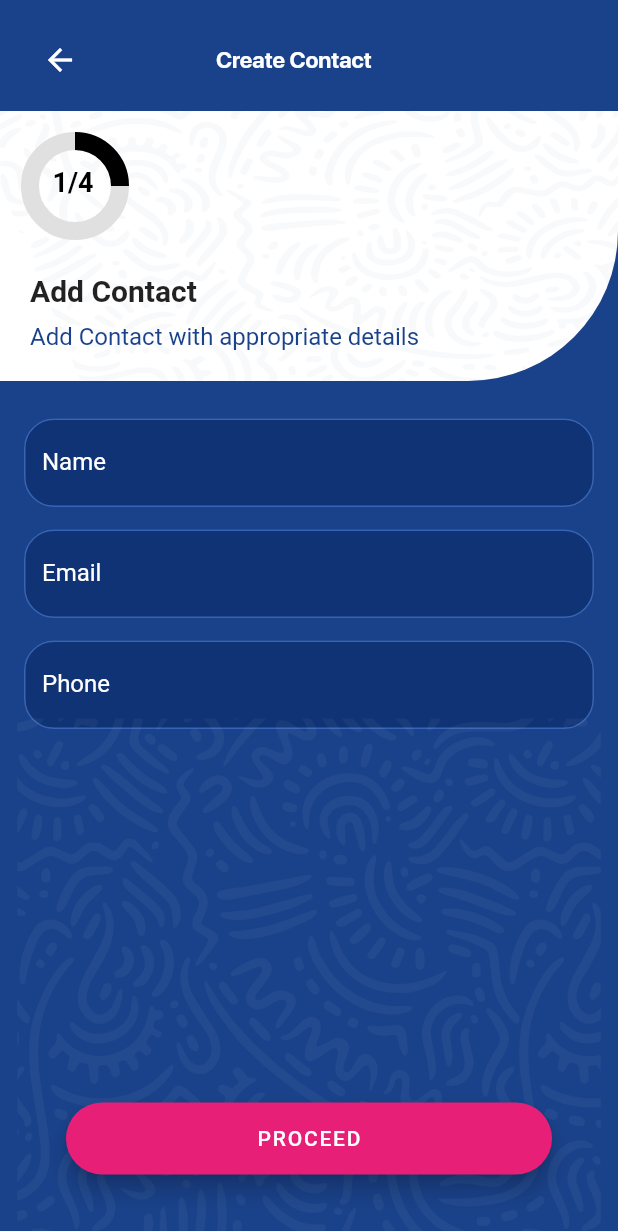
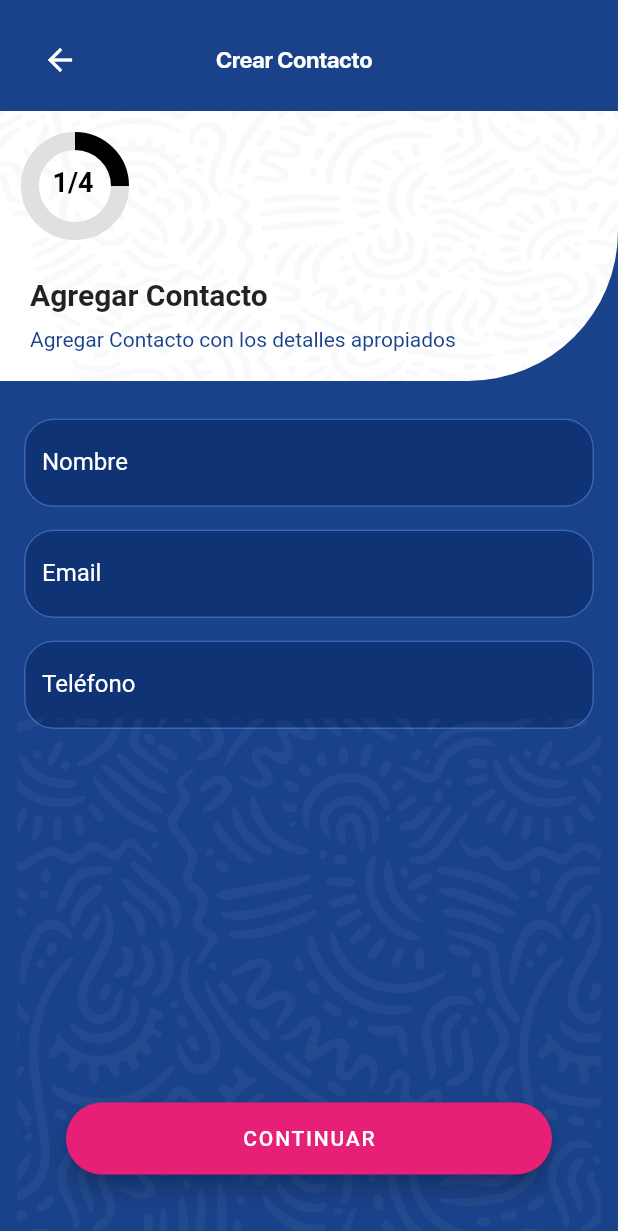
Before and after one commit to starklabsindia77/testapp, a Flutter app: the AddContactPage screen opened by its route, on a phone screen of 412 x 824 dp. Shown: the top 1231 px of the screen. Run offline on Flutter 3.47's test engine with Material 2 defaults, Android fonts, the phone set to English and light mode, and no system bars; our stand-ins replace flutter_keyboard_visibility, flutter_svg, get.

Commit message:
updated code

```diff
--- a/lib/app/views/add_contact_page.dart
+++ b/lib/app/views/add_contact_page.dart
@@ -7,25 +7,17 @@ import 'package:flutter_svg/flutter_svg.dart';
 import 'package:testapp/constant/app_color.dart';
 import 'package:testapp/l10n/app_localizations.dart';
 import 'package:testapp/app/viewmodels/contact_controller.dart';
-import 'package:testapp/app/models/contact_model.dart';
 
 class AddContactPage extends StatefulWidget {
   @override
   _AddContactPageState createState() => _AddContactPageState();
 }
 
-class _AddContactPageState extends State<AddContactPage>
-    with SingleTickerProviderStateMixin {
-  final GlobalKey<FormState> _formKey = GlobalKey<FormState>();
-  final TextEditingController nameController = TextEditingController();
-  final TextEditingController mobileController = TextEditingController();
-  final TextEditingController emailController = TextEditingController();
-  final KeyboardVisibilityController _keyboardVisibilityController =
-      KeyboardVisibilityController();
+class _AddContactPageState extends State<AddContactPage> with SingleTickerProviderStateMixin {
+  final KeyboardVisibilityController _keyboardVisibilityController = KeyboardVisibilityController();
   final ContactController contactController = Get.put(ContactController());
 
-
-   // Animation properties
+  // Animation properties
   late AnimationController _animationController;
   late Animation<double> _animation;
 
@@ -34,11 +26,7 @@ class _AddContactPageState extends State<AddContactPage>
     super.initState();
 
     // Initialize animation
-    _animationController = AnimationController(
-      vsync: this,
-      duration: const Duration(seconds: 2),
-    );
-    _animation = Tween<double>(begin: 0, end: 1).animate(_animationController);
+    _initAnimation();
   }
 
   @override
@@ -47,6 +35,14 @@ class _AddContactPageState extends State<AddContactPage>
     super.dispose();
   }
 
+  void _initAnimation() {
+    _animationController = AnimationController(
+      vsync: this,
+      duration: const Duration(seconds: 2),
+    );
+
+    _animation = Tween<double>(begin: 0, end: 1).animate(_animationController);
+  }
 
   @override
   Widget build(BuildContext context) {
@@ -65,184 +61,27 @@ class _AddContactPageState extends State<AddContactPage>
                   child: Column(
                     children: [
                       Padding(
-                        padding: const EdgeInsets.only(top:16.0, left:16.0, right:16.0),
-                        child: Row(
-                          children: [
-                            IconButton(
-                              icon: Icon(Icons.arrow_back, color: Colors.white),
-                              onPressed: () => Get.back(),
-                            ),
-                            SizedBox(width:80),
-                            Text(
-                              isSpanish ? loc.create_es : loc.create,
-                              style: TextStyle(
-                                fontFamily: 'SF Pro Display',
-                                fontSize: 15.0,
-                                fontWeight: FontWeight.w600,
-                                color: Colors.white,
-                              ),
-                            ),
-                          ],
+                        padding: const EdgeInsets.only(
+                            top: 16.0, left: 16.0, right: 16.0),
+                        child: AppBarWidget(
+                          title: isSpanish ? loc.create_es : loc.create,
                         ),
                       ),
                       SizedBox(height: 10),
-                      Container(
-                        width: double.infinity,
-                        height: 180,
-                        decoration: BoxDecoration(
-                          color: Colors.white,
-                          borderRadius: BorderRadius.only(
-                            bottomRight: Radius.circular(100.0),
-                          ),
-                        ),
-                        child: Stack(
-                          fit: StackFit.expand,
-                          children: [
-                            SvgPicture.asset(
-                              'assets/svg/Vector.svg',
-                              fit: BoxFit.cover,
-                            ),
-                            Positioned(
-                              top: 20.0,
-                              left: 20.0,
-                              child: SizedBox(
-                                width: 60.0,
-                                height: 60.0,
-                                child: CircularProgressIndicator(
-                                  value: 0.25,
-                                  strokeWidth: 12.0,
-                                  backgroundColor: Colors.grey[300],
-                                  valueColor: AlwaysStoppedAnimation<Color>(
-                                      Colors.black),
-                                ),
-                              ),
-                            ),
-                            Positioned(
-                              top: 37.0,
-                              left: 35.0,
-                              child: Text(
-                                '1/4',
-                                style: TextStyle(
-                                  color: Colors.black,
-                                  fontSize: 18.0,
-                                  fontWeight: FontWeight.bold,
-                                ),
-                              ),
-                            ),
-                            Positioned(
-                              bottom: 20.0,
-                              left: 20.0,
-                              child: Column(
-                                crossAxisAlignment: CrossAxisAlignment.start,
-                                children: [
-                                  Text(
-                                    isSpanish ? loc.title_es : loc.title,
-                                    style: TextStyle(
-                                      fontSize: 20.0,
-                                      fontWeight: FontWeight.bold,
-                                    ),
-                                  ),
-                                  SizedBox(height: 10.0),
-                                  Text(
-                                    isSpanish ? loc.subtitle_es : loc.subtitle,
-                                    style: TextStyle(
-                                      fontSize: isSpanish ? 14.0 : 16.0,
-                                      color: AppColor.primary,
-                                    ),
-                                  ),
-                                ],
-                              ),
-                            ),
-                          ],
-                        ),
-                      ),
+                      CustomContainer(isSpanish: isSpanish, loc: loc),
                       SizedBox(height: 25),
                       Padding(
                         padding: const EdgeInsets.symmetric(horizontal: 16.0),
-                        child: Form(
-                          key: _formKey,
-                          child: Column(
-                            children: [
-                              TextFormField(
-                                controller: nameController,
-                                decoration: InputDecoration(
-                                  labelText: isSpanish ? loc.name_es : loc.name,
-                                  labelStyle: TextStyle(color: Colors.white),
-                                  filled: true,
-                                  fillColor: AppColor.textfield,
-                                  focusedBorder: OutlineInputBorder(
-                                    borderRadius: BorderRadius.circular(20.0),
-                                    borderSide: BorderSide(color: Colors.white),
-                                  ),
-                                  enabledBorder: OutlineInputBorder(
-                                    borderRadius: BorderRadius.circular(20.0),
-                                    borderSide:
-                                        BorderSide(color: AppColor.border),
-                                  ),
-                                ),
-                                style: TextStyle(color: Colors.white),
-                                validator: (value) {
-                                  if (value!.isEmpty) {
-                                    return isSpanish ? loc.nametext_es : loc.nametext;
-                                  }
-                                  return null;
-                                },
-                              ),
-                              SizedBox(height: 15.0),
-                              TextFormField(
-                                controller: emailController,
-                                decoration: InputDecoration(
-                                  labelText: isSpanish ? loc.email_es : loc.email,
-                                  labelStyle: TextStyle(color: Colors.white),
-                                  filled: true,
-                                  fillColor: AppColor.textfield,
-                                  focusedBorder: OutlineInputBorder(
-                                    borderRadius: BorderRadius.circular(20.0),
-                                    borderSide: BorderSide(color: Colors.white),
-                                  ),
-                                  enabledBorder: OutlineInputBorder(
-                                    borderRadius: BorderRadius.circular(20.0),
-                                    borderSide:
-                                        BorderSide(color: AppColor.border),
-                                  ),
-                                ),
-                                style: TextStyle(color: Colors.white),
-                                validator: (value) {
-                                  if (value!.isEmpty) {
-                                    return isSpanish ? loc.emailtext_es : loc.emailtext;
-                                  }
-                                  return null;
-                                },
-                              ),
-                              SizedBox(height: 15.0),
-                              TextFormField(
-                                controller: mobileController,
-                                decoration: InputDecoration(
-                                  labelText: isSpanish ? loc.phone_es : loc.phone,
-                                  labelStyle: TextStyle(color: Colors.white),
-                                  filled: true,
-                                  fillColor: AppColor.textfield,
-                                  focusedBorder: OutlineInputBorder(
-                                    borderRadius: BorderRadius.circular(20.0),
-                                    borderSide: BorderSide(color: Colors.white),
-                                  ),
-                                  enabledBorder: OutlineInputBorder(
-                                    borderRadius: BorderRadius.circular(20.0),
-                                    borderSide:
-                                        BorderSide(color: AppColor.border),
-                                  ),
-                                ),
-                                style: TextStyle(color: Colors.white),
-                                validator: (value) {
-                                  if (value!.isEmpty) {
-                                    return isSpanish ? loc.phonetext_es : loc.phonetext;
-                                  }
-                                  return null;
-                                },
-                              ),
-                              SizedBox(height: 20.0),
-                            ],
-                          ),
+                        child: ContactForm(
+                          contactController: contactController,
+                          nameLabel: isSpanish ? loc.name_es : loc.name,
+                          nameError: isSpanish ? loc.nametext_es : loc.nametext,
+                          emailLabel: isSpanish ? loc.email_es : loc.email,
+                          emailError:
+                              isSpanish ? loc.emailtext_es : loc.emailtext,
+                          phoneLabel: isSpanish ? loc.phone_es : loc.phone,
+                          phoneError:
+                              isSpanish ? loc.phonetext_es : loc.phonetext,
                         ),
                       ),
                     ],
@@ -272,20 +111,15 @@ class _AddContactPageState extends State<AddContactPage>
                   child: FloatingActionButton.extended(
                     backgroundColor: AppColor.secondary,
                     onPressed: () {
-                      if (_formKey.currentState!.validate()) {
-                        final newContact = Contact(
-                          name: nameController.text,
-                          email: emailController.text,
-                          mobile: mobileController.text,
-                        );
+                      if (contactController.validateForm()) {
+                        final newContact = contactController.createContact();
                         // Call the addContact function to add the new contact
                         contactController.addContact(newContact);
-                        // Get.back();
                         showSuccessPopup();
                       }
                     },
-                    label:
-                        Text(isSpanish ? loc.proceed_es : loc.proceed, style: TextStyle(color: Colors.white)),
+                    label: Text(isSpanish ? loc.proceed_es : loc.proceed,
+                        style: TextStyle(color: Colors.white)),
                   ),
                 ),
               );
@@ -297,7 +131,6 @@ class _AddContactPageState extends State<AddContactPage>
     );
   }
 
-
   void showSuccessPopup() {
     // Reset the animation
     Get.dialog(buildSuccessPopup(context));
@@ -307,9 +140,7 @@ class _AddContactPageState extends State<AddContactPage>
     // Start the animation
     _animationController.forward().then((_) {
       // Animation completed, reset form and navigate back
-      nameController.clear();
-      emailController.clear();
-      mobileController.clear();
+      contactController.clearForm();
       Get.back();
     });
   }
@@ -345,7 +176,10 @@ class _AddContactPageState extends State<AddContactPage>
             SizedBox(height: 16.0),
             Text(
               'Contact Added',
-              style: TextStyle(fontSize: 18.0, fontWeight: FontWeight.bold, color: AppColor.primarySoft),
+              style: TextStyle(
+                  fontSize: 18.0,
+                  fontWeight: FontWeight.bold,
+                  color: AppColor.primarySoft),
             ),
           ],
         ),
@@ -353,3 +187,203 @@ class _AddContactPageState extends State<AddContactPage>
     );
   }
 }
+
+class AppBarWidget extends StatelessWidget {
+  final String title;
+
+  const AppBarWidget({required this.title});
+
+  @override
+  Widget build(BuildContext context) {
+    return Row(
+      children: [
+        IconButton(
+          icon: Icon(Icons.arrow_back, color: Colors.white),
+          onPressed: () => Get.back(),
+        ),
+        SizedBox(width: 80),
+        Text(
+          title,
+          style: TextStyle(
+            fontFamily: 'SF Pro Display',
+            fontSize: 15.0,
+            fontWeight: FontWeight.w600,
+            color: Colors.white,
+          ),
+        ),
+      ],
+    );
+  }
+}
+
+class CustomTextField extends StatelessWidget {
+  final TextEditingController controller;
+  final String label;
+  final String errorMessage;
+
+  const CustomTextField({
+    required this.controller,
+    required this.label,
+    required this.errorMessage,
+  });
+
+  @override
+  Widget build(BuildContext context) {
+    return TextFormField(
+      controller: controller,
+      decoration: InputDecoration(
+        labelText: label,
+        labelStyle: TextStyle(color: Colors.white),
+        filled: true,
+        fillColor: AppColor.textfield,
+        focusedBorder: OutlineInputBorder(
+          borderRadius: BorderRadius.circular(20.0),
+          borderSide: BorderSide(color: Colors.white),
+        ),
+        enabledBorder: OutlineInputBorder(
+          borderRadius: BorderRadius.circular(20.0),
+          borderSide: BorderSide(color: AppColor.border),
+        ),
+      ),
+      style: TextStyle(color: Colors.white),
+      validator: (value) {
+        if (value!.isEmpty) {
+          return errorMessage;
+        }
+        return null;
+      },
+    );
+  }
+}
+
+class ContactForm extends StatelessWidget {
+  final ContactController contactController;
+  final String nameLabel;
+  final String nameError;
+  final String emailLabel;
+  final String emailError;
+  final String phoneLabel;
+  final String phoneError;
+
+  const ContactForm({
+    required this.contactController,
+    required this.nameLabel,
+    required this.nameError,
+    required this.emailLabel,
+    required this.emailError,
+    required this.phoneLabel,
+    required this.phoneError,
+  });
+
+  @override
+  Widget build(BuildContext context) {
+    return Form(
+      key: contactController.formKey,
+      child: Column(
+        children: [
+          CustomTextField(
+            controller: contactController.nameController,
+            label: nameLabel,
+            errorMessage: nameError,
+          ),
+          SizedBox(height: 15.0),
+          CustomTextField(
+            controller: contactController.emailController,
+            label: emailLabel,
+            errorMessage: emailError,
+          ),
+          SizedBox(height: 15.0),
+          CustomTextField(
+            controller: contactController.mobileController,
+            label: phoneLabel,
+            errorMessage: phoneError,
+          ),
+          SizedBox(height: 20.0),
+        ],
+      ),
+    );
+  }
+}
+
+class CustomContainer extends StatelessWidget {
+  final bool isSpanish;
+  final AppLocalizations loc;
+
+  const CustomContainer({
+    required this.isSpanish,
+    required this.loc,
+  });
+
+  @override
+  Widget build(BuildContext context) {
+    return Container(
+      width: double.infinity,
+      height: 180,
+      decoration: BoxDecoration(
+        color: Colors.white,
+        borderRadius: BorderRadius.only(
+          bottomRight: Radius.circular(100.0),
+        ),
+      ),
+      child: Stack(
+        fit: StackFit.expand,
+        children: [
+          SvgPicture.asset(
+            'assets/svg/Vector.svg',
+            fit: BoxFit.cover,
+          ),
+          Positioned(
+            top: 20.0,
+            left: 20.0,
+            child: SizedBox(
+              width: 60.0,
+              height: 60.0,
+              child: CircularProgressIndicator(
+                value: 0.25,
+                strokeWidth: 12.0,
+                backgroundColor: Colors.grey[300],
+                valueColor: AlwaysStoppedAnimation<Color>(Colors.black),
+              ),
+            ),
+          ),
+          Positioned(
+            top: 37.0,
+            left: 35.0,
+            child: Text(
+              '1/4',
+              style: TextStyle(
+                color: Colors.black,
+                fontSize: 18.0,
+                fontWeight: FontWeight.bold,
+              ),
+            ),
+          ),
+          Positioned(
+            bottom: 20.0,
+            left: 20.0,
+            child: Column(
+              crossAxisAlignment: CrossAxisAlignment.start,
+              children: [
+                Text(
+                  isSpanish ? loc.title_es : loc.title,
+                  style: TextStyle(
+                    fontSize: 20.0,
+                    fontWeight: FontWeight.bold,
+                  ),
+                ),
+                SizedBox(height: 10.0),
+                Text(
+                  isSpanish ? loc.subtitle_es : loc.subtitle,
+                  style: TextStyle(
+                    fontSize: isSpanish ? 14.0 : 16.0,
+                    color: AppColor.primary,
+                  ),
+                ),
+              ],
+            ),
+          ),
+        ],
+      ),
+    );
+  }
+}
--- a/lib/main.dart
+++ b/lib/main.dart
@@ -16,7 +16,7 @@ class MyApp extends StatelessWidget {
   Widget build(BuildContext context) {
     final defaultLocale = WidgetsBinding.instance.window.locale;
     // final locale = Locale(defaultLocale.languageCode.isEmpty ? 'es' : defaultLocale.languageCode);
-    final Locale locale = Locale('en');
+    final Locale locale = Locale('es');
 
     return GetMaterialApp(
       title: 'Contact App',
```
Also changed, not shown: lib/app/viewmodels/contact_controller.dart (+27 -0 lines), lib/app/views/contact_view.dart (+83 -22 lines).
